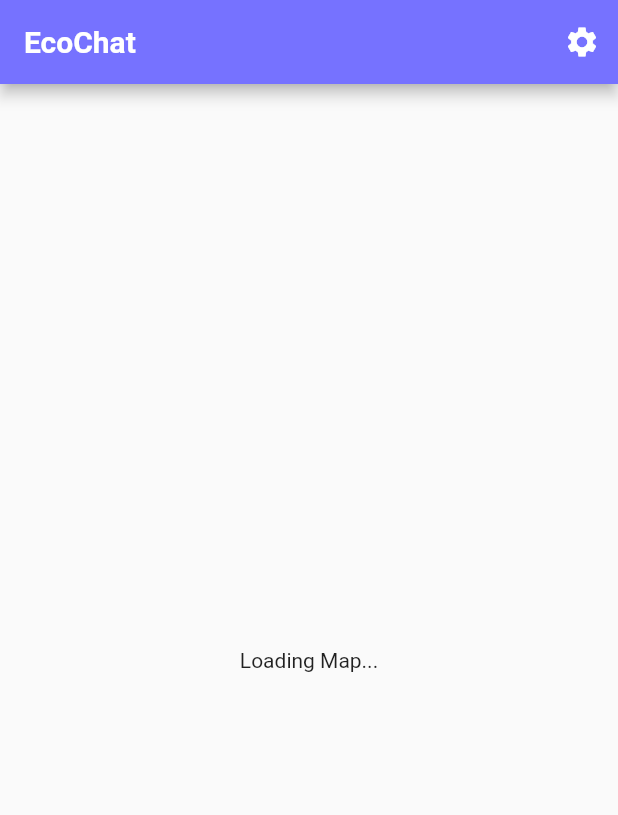
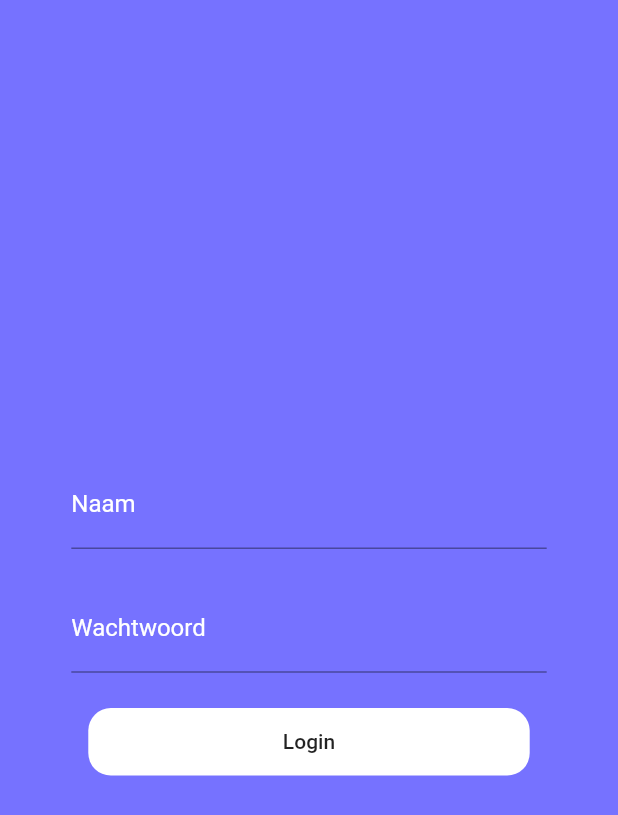
Before and after one commit to BlackBearFTW/EcoChat-Mobile, a Flutter app: the screen it shows after launch, on a phone screen of 412 x 824 dp. Shown: the top 815 px of the screen. Run offline on Flutter 3.47's test engine with Material 2 defaults, Android fonts, the phone set to English and light mode, and no system bars; our stand-ins replace flutter_local_notifications, geolocator, google_maps_flutter, shared_preferences; missing offline and left inert: battery_info, signalr_netcore, skeleton_loader, workmanager.

Commit message:
added authentication.dart view, and interface

```diff
--- a/lib/app.dart
+++ b/lib/app.dart
@@ -1,3 +1,4 @@
+import 'package:ecochat_app/screens/authentication/authentication.dart';
 import 'package:flutter/material.dart';
 import 'package:flutter/services.dart';
 import 'package:geolocator/geolocator.dart';
@@ -26,7 +27,7 @@ class _MyAppState extends State<MyApp> {
  @override
  Widget build(BuildContext context) {
    return const MaterialApp(
-     home: HomeView(),
+     home: AuthenticationView(),
      debugShowCheckedModeBanner: false,
    );
  }
--- /dev/null
+++ b/lib/screens/authentication/authentication.dart
@@ -0,0 +1,95 @@
+import 'package:ecochat_app/screens/homepage/homepage.dart';
+import 'package:ecochat_app/services/authentication_api.dart';
+import 'package:flutter/cupertino.dart';
+import 'package:flutter/material.dart';
+
+class AuthenticationView extends StatefulWidget {
+  const AuthenticationView({Key? key}) : super(key: key);
+
+  @override
+  _AuthenticationViewState createState() => _AuthenticationViewState();
+}
+
+class _AuthenticationViewState extends State<AuthenticationView> {
+
+
+
+  TextEditingController _emailField = TextEditingController();
+  TextEditingController _passwordField = TextEditingController();
+
+  @override
+  Widget build(BuildContext context) {
+    return Scaffold(
+      body: Container(
+          width: MediaQuery.of(context).size.width,
+          height: MediaQuery.of(context).size.height,
+          decoration: BoxDecoration(
+            color: Color(0xff7672FF),
+          ),
+          child: Column(
+            mainAxisAlignment: MainAxisAlignment.center,
+            children: [
+              Container(
+                width: MediaQuery.of(context).size.width / 1.3,
+                child: TextFormField(
+                  style: TextStyle(color: Colors.white),
+                  controller: _emailField,
+                  decoration: const InputDecoration(
+                    hintText: "Naam",
+                    hintStyle: TextStyle(
+                      color: Colors.white,
+                    ),
+                    labelText: "Naam",
+                    labelStyle: TextStyle(
+                      color: Colors.white,
+                    ),
+                  ),
+                ),
+              ),
+              SizedBox(height: MediaQuery.of(context).size.height / 35),
+              Container(
+                width: MediaQuery.of(context).size.width / 1.3,
+                child: TextFormField(
+                  style: TextStyle(color: Colors.white),
+                  controller: _passwordField,
+                  obscureText: true,
+                  decoration: const InputDecoration(
+                    hintText: "Wachtwoord",
+                    hintStyle: TextStyle(
+                      color: Colors.white,
+                    ),
+                    labelText: "Wachtwoord",
+                    labelStyle: TextStyle(
+                      color: Colors.white,
+                    ),
+                  ),
+                ),
+              ),
+              SizedBox(height: MediaQuery.of(context).size.height / 35),
+              Container(
+                width: MediaQuery.of(context).size.width / 1.4,
+                height: 45,
+                decoration: BoxDecoration(
+                  borderRadius: BorderRadius.circular(15.0),
+                  color: Colors.white,
+                ),
+                child: MaterialButton(
+                  onPressed: () async {
+                    bool shouldNavigate = await login(_emailField.text, _passwordField.text);
+                    if (shouldNavigate) {
+                      Navigator.push(
+                        context,
+                        MaterialPageRoute(
+                          builder: (context) => HomeView(),
+                        ),
+                      );
+                    }
+                  },
+                  child: Text("Login"),
+                ),
+              ),
+            ],
+          )),
+    );
+  }
+}
--- a/pubspec.yaml
+++ b/pubspec.yaml
@@ -30,7 +30,6 @@ environment:
 dependencies:
   flutter:
     sdk: flutter
-  http: "0.13.3"
   flutter_guid: 0.2.0
   meta: ^1.7.0
   logging: ^1.0.2
```
Also changed, not shown: pubspec.lock.
